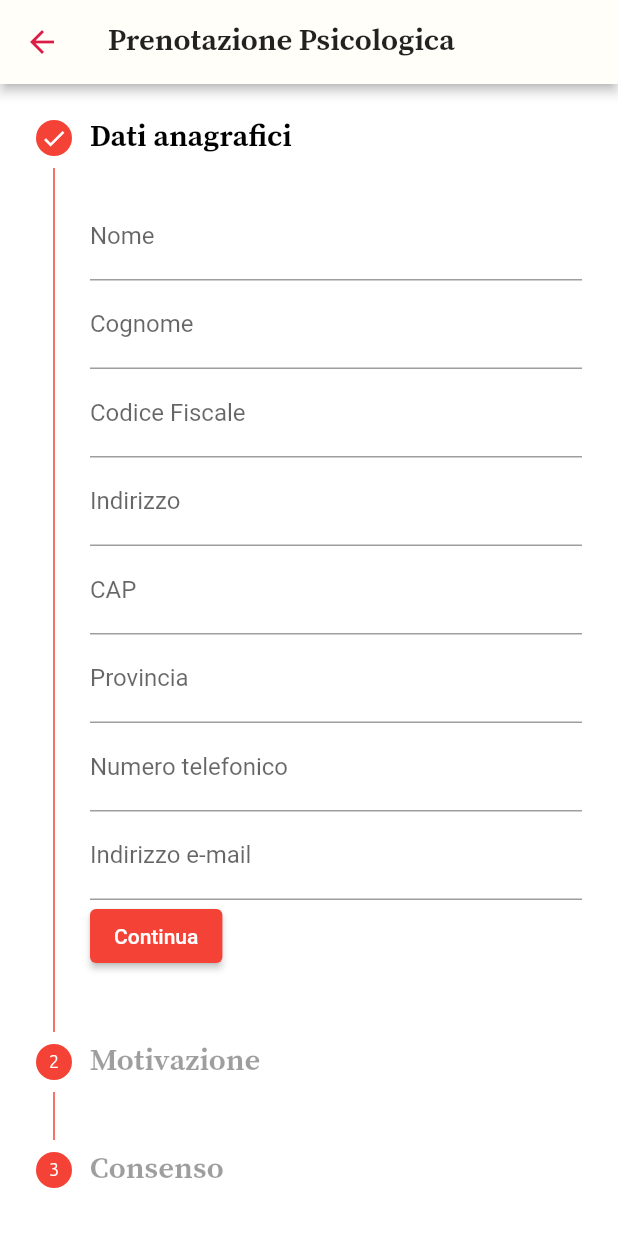
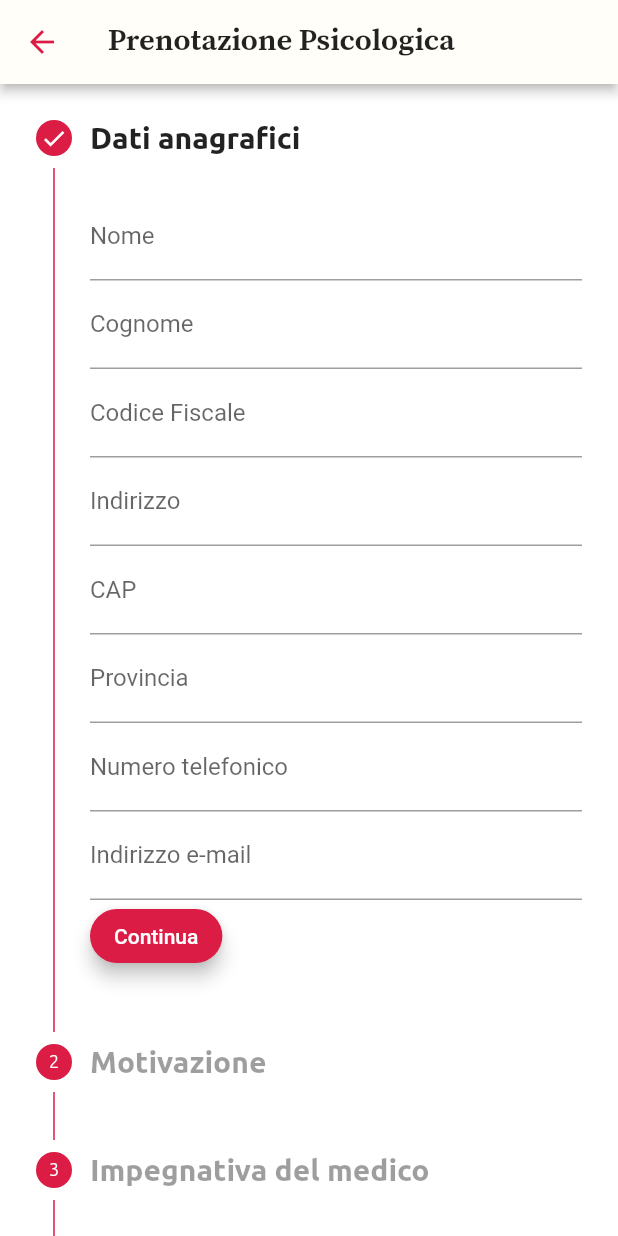
Before and after one commit to KLS-01/Report.it, a Flutter app: the InoltroPrenotazione screen opened directly, on a phone screen of 412 x 824 dp. Run offline on Flutter 3.47's test engine with Material 2 defaults, Android fonts, the phone set to English and light mode, and no system bars; our stand-ins replace carousel_slider, cloud_firestore, date_time_picker, expandable, file_picker, firebase_auth and 6 more; missing offline and left inert: dart:ffi, flutter_phone_direct_caller, syncfusion_flutter_pdfviewer; accounts and stored records are empty.

Commit message:
Fine inoltro
- Ultimata l'intera pagina di inoltro
- Rispetto consistenza font, pulsanti, funzionalità

```diff
--- a/lib/presentation/pages/home_page.dart
+++ b/lib/presentation/pages/home_page.dart
@@ -4,25 +4,8 @@ import 'package:flutter/services.dart';
 import 'package:flutter_snake_navigationbar/flutter_snake_navigationbar.dart';
 import 'package:iconsax/iconsax.dart';
 import 'package:provider/provider.dart';
-import 'package:report_it/presentation/pages/informativa_contatti_page.dart';
-import 'package:report_it/presentation/pages/visualizza_storico_denunce_page.dart';
-
-import 'package:report_it/presentation/pages/visualizza_storico_prenotazioni_page.dart';
-import '../../domain/repository/authentication_service.dart';
-import 'informativa_contatti_page.dart';
-import 'test_prenotazioni.dart';
-
-import '../../domain/entity/super_utente.dart';
-import '../../domain/repository/authentication_service.dart';
-import 'informativa_contatti_page.dart';
-import 'package:report_it/presentation/pages/informativa_contatti_page.dart';
-import 'package:report_it/presentation/pages/forum_home_page.dart';
-import 'package:report_it/presentation/pages/mappa_page.dart';
-import 'package:report_it/presentation/pages/psicologo_home_page.dart';
-import 'package:report_it/presentation/pages/visualizza_storico_denunce_page.dart';
-import 'package:report_it/domain/entity/super_utente.dart';
-import 'package:report_it/domain/entity/tipo_utente.dart';
-
+import 'package:report_it/domain/entity/entity_GA/super_utente.dart';
+import 'package:report_it/domain/entity/entity_GA/tipo_utente.dart';
 import 'package:report_it/presentation/widget/tab_navigator.dart';
 
 class HomePage extends StatefulWidget {
@@ -146,7 +129,7 @@ class _HomePageState extends State<HomePage> {
                 centerTitle: true,
                 leading: Image.asset('assets/images/C11_Logo-noscritta.png',
                     fit: BoxFit.cover),
-                title: Text('Report.it', style: TextStyle(color: Colors.black)),
+                title: Text('', style: TextStyle(color: Colors.black)),
                 elevation: 0,
                 backgroundColor: Color.fromRGBO(255, 254, 248, 1),
                 systemOverlayStyle: SystemUiOverlayStyle.dark,
--- a/lib/presentation/pages/pages_GPSP/inoltro_prenotazione_page.dart
+++ b/lib/presentation/pages/pages_GPSP/inoltro_prenotazione_page.dart
@@ -80,7 +80,7 @@ class _InoltroPrenotazione extends State<InoltroPrenotazione> {
                           )),
                     ),
                     Text(
-                      "Bisogna necessariamente accettare il consenso per poter inoltra correttamente la richiesta.",
+                      "Bisogna necessariamente accettare il consenso per poter inoltrare correttamente la richiesta.",
                     ),
                     SizedBox(
                       height: 10,
@@ -101,11 +101,18 @@ class _InoltroPrenotazione extends State<InoltroPrenotazione> {
                         onPressed: () {
                           //
                         },
-                        style: ElevatedButton.styleFrom(
-                          backgroundColor: Colors.white,
-                          elevation: 4,
-                          shape: RoundedRectangleBorder(
-                              borderRadius: BorderRadius.circular(30)),
+                        style: ButtonStyle(
+                          elevation: MaterialStateProperty.all(5),
+                          textStyle: MaterialStateProperty.all(
+                              Theme.of(context).textTheme.button),
+                          shape: MaterialStateProperty.all(
+                            RoundedRectangleBorder(
+                              borderRadius: BorderRadius.circular(30),
+                            ),
+                          ),
+                          backgroundColor: MaterialStateProperty.all(
+                            const Color.fromRGBO(219, 29, 69, 1),
+                          ),
                         ),
                         child: const Text(
                           "Inoltra",
@@ -136,7 +143,13 @@ class _InoltroPrenotazione extends State<InoltroPrenotazione> {
         elevation: 3,
         backgroundColor: Theme.of(context).backgroundColor,
       ),
-      body: Stepper(
+      body: Theme(
+        data: ThemeData(
+          colorScheme: ColorScheme.light(
+            primary: Color.fromRGBO(219, 29, 69, 1),
+          ),
+        ),
+        child: Stepper(
           controlsBuilder: (context, details) {
             if (_currentStep == 0) {
               return Row(
@@ -144,11 +157,24 @@ class _InoltroPrenotazione extends State<InoltroPrenotazione> {
                   ElevatedButton(
                     onPressed: details.onStepContinue,
                     child: const Text('Continua'),
+                    style: ButtonStyle(
+                      elevation: MaterialStateProperty.all(5),
+                      textStyle: MaterialStateProperty.all(
+                          Theme.of(context).textTheme.button),
+                      shape: MaterialStateProperty.all(
+                        RoundedRectangleBorder(
+                          borderRadius: BorderRadius.circular(30),
+                        ),
+                      ),
+                      backgroundColor: MaterialStateProperty.all(
+                        const Color.fromRGBO(219, 29, 69, 1),
+                      ),
+                    ),
                   ),
                 ],
               );
             }
-          if (_currentStep == 5) {
+            if (_currentStep == 3) {
               return TextButton(
                   onPressed: details.onStepCancel,
                   child: const Align(
@@ -164,6 +190,19 @@ class _InoltroPrenotazione extends State<InoltroPrenotazione> {
                   ElevatedButton(
                     onPressed: details.onStepContinue,
                     child: const Text('Continua'),
+                    style: ButtonStyle(
+                      elevation: MaterialStateProperty.all(5),
+                      textStyle: MaterialStateProperty.all(
+                          Theme.of(context).textTheme.button),
+                      shape: MaterialStateProperty.all(
+                        RoundedRectangleBorder(
+                          borderRadius: BorderRadius.circular(30),
+                        ),
+                      ),
+                      backgroundColor: MaterialStateProperty.all(
+                        const Color.fromRGBO(219, 29, 69, 1),
+                      ),
+                    ),
                   ),
                   TextButton(
                     onPressed: details.onStepCancel,
@@ -186,8 +225,9 @@ class _InoltroPrenotazione extends State<InoltroPrenotazione> {
               title: const Text(
                 "Dati anagrafici",
                 style: TextStyle(
-                fontFamily: 'SourceSerifPro',
+                  fontFamily: 'Ubuntu',
                   fontWeight: FontWeight.bold,
+                  fontSize: 20,
                 ),
               ),
               content: Form(
@@ -294,14 +334,16 @@ class _InoltroPrenotazione extends State<InoltroPrenotazione> {
                 ),
               ),
               isActive: _currentStep >= 0,
-            state: _currentStep >= 0 ? StepState.complete : StepState.disabled,
+              state:
+                  _currentStep >= 0 ? StepState.complete : StepState.disabled,
             ),
             Step(
               title: const Text(
                 "Motivazione",
                 style: TextStyle(
-                fontFamily: 'SourceSerifPro',
+                  fontFamily: 'Ubuntu',
                   fontWeight: FontWeight.bold,
+                  fontSize: 20,
                 ),
               ),
               content: Form(
@@ -328,21 +370,56 @@ class _InoltroPrenotazione extends State<InoltroPrenotazione> {
                 ),
               ),
               isActive: _currentStep >= 0,
-            state: _currentStep >= 4 ? StepState.complete : StepState.disabled,
+              state:
+                  _currentStep >= 1 ? StepState.complete : StepState.disabled,
+            ),
+            Step(
+              title: const Text(
+                "Impegnativa del medico",
+                style: TextStyle(
+                  fontFamily: 'Ubuntu',
+                  fontWeight: FontWeight.bold,
+                  fontSize: 20,
+                ),
+              ),
+              content: ElevatedButton(
+                  style: ButtonStyle(
+                    elevation: MaterialStateProperty.all(5),
+                    textStyle: MaterialStateProperty.all(
+                        Theme.of(context).textTheme.button),
+                    shape: MaterialStateProperty.all(
+                      RoundedRectangleBorder(
+                        borderRadius: BorderRadius.circular(30),
+                      ),
+                    ),
+                    backgroundColor: MaterialStateProperty.all(
+                      const Color.fromRGBO(219, 29, 69, 1),
+                    ),
+                  ),
+                  onPressed: (() {
+                    //caricamento PDF
+                  }),
+                  child: Text("Carica l\'impegnativa del medico")),
+              isActive: _currentStep >= 0,
+              state:
+                  _currentStep >= 2 ? StepState.complete : StepState.disabled,
             ),
             Step(
               title: const Text(
                 "Consenso",
                 style: TextStyle(
-                fontFamily: 'SourceSerifPro',
+                  fontFamily: 'Ubuntu',
                   fontWeight: FontWeight.bold,
+                  fontSize: 20,
                 ),
               ),
               content: consensoWidget,
               isActive: _currentStep >= 0,
-            state: _currentStep >= 5 ? StepState.complete : StepState.disabled,
+              state:
+                  _currentStep >= 3 ? StepState.complete : StepState.disabled,
             ),
           ],
+        ),
       ),
       //backgroundColor: Theme.of(context).backgroundColor,
       backgroundColor: Colors.white,
--- a/lib/presentation/pages/pages_GPSP/psicologo_home_page.dart
+++ /dev/null
@@ -1,19 +0,0 @@
-import 'package:flutter/material.dart';
-
-class Psicologo extends StatelessWidget {
-  const Psicologo({super.key});
-
-  @override
-  Widget build(BuildContext context) {
-    return Scaffold(
-      body: Center(
-        child: Text(
-          'SEZIONE PSICOLOGO',
-          style: TextStyle(
-              fontSize: 40, fontWeight: FontWeight.bold, color: Colors.black),
-        ),
-      ),
-      backgroundColor: Theme.of(context).backgroundColor,
-    );
-  }
-}
--- a/lib/presentation/pages/pages_GPSP/visualizza_prenotazioni_page.dart
+++ b/lib/presentation/pages/pages_GPSP/visualizza_prenotazioni_page.dart
@@ -45,24 +45,21 @@ class _VisualizzaPrenotazioni extends State<VisualizzaPrenotazioni> {
                 Tab(
                   child: Text(
                     "In attesa",
-                    style:
-                        TextStyle(fontSize: 15, fontFamily: 'SourceSerifPro'),
+                    style: TextStyle(fontSize: 15, fontFamily: 'Ubuntu'),
                     textAlign: TextAlign.center,
                   ),
                 ),
                 Tab(
                   child: Text(
                     "Prese in carico",
-                    style:
-                        TextStyle(fontSize: 15, fontFamily: 'SourceSerifPro'),
+                    style: TextStyle(fontSize: 15, fontFamily: 'Ubuntu'),
                     textAlign: TextAlign.center,
                   ),
                 ),
                 Tab(
                   child: Text(
                     "Storico",
-                    style:
-                        TextStyle(fontSize: 15, fontFamily: 'SourceSerifPro'),
+                    style: TextStyle(fontSize: 15, fontFamily: 'Ubuntu'),
                     textAlign: TextAlign.center,
                   ),
                 ),
--- a/lib/presentation/widget/tab_navigator.dart
+++ b/lib/presentation/widget/tab_navigator.dart
@@ -3,7 +3,6 @@ import 'package:report_it/presentation/pages/pages_GIC/Informativa_contatti_page
 import 'package:report_it/presentation/pages/pages_GF/forum_home_page.dart';
 import 'package:report_it/presentation/pages/pages_GG/mappa_page.dart';
 import 'package:report_it/presentation/pages/pages_GPSP/inoltro_prenotazione_page.dart';
-import 'package:report_it/presentation/pages/pages_GPSP/psicologo_home_page.dart';
 import 'package:report_it/presentation/pages/pages_GD/visualizza_storico_denunce_page.dart';
 import 'package:report_it/presentation/pages/pages_GPSP/visualizza_prenotazioni_page.dart';
 
```
Lines whose indentation alone changed are shown as unchanged.
